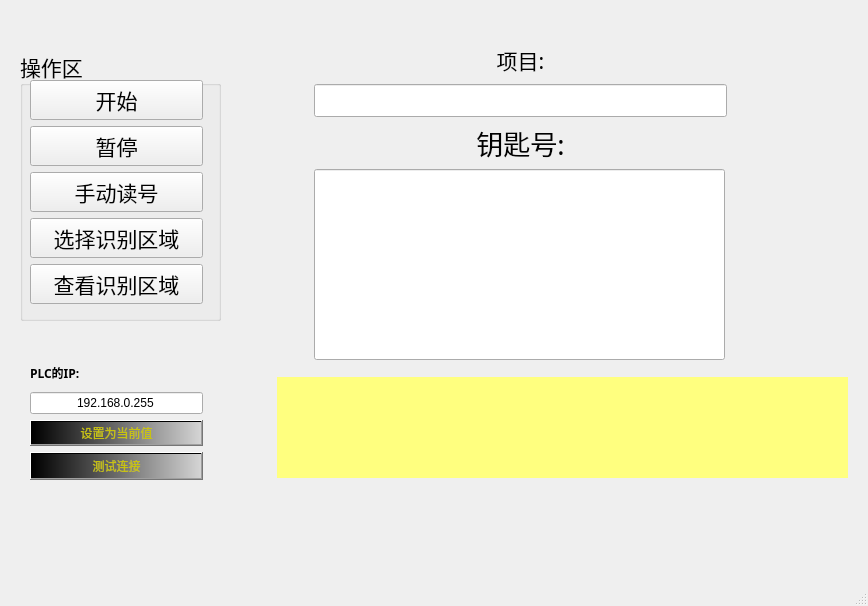
This is resource/UI/MainWindow.ui in weiyl-chenjie/barcode-print-280B as Qt 5 draws it before an edit. The edited form follows.
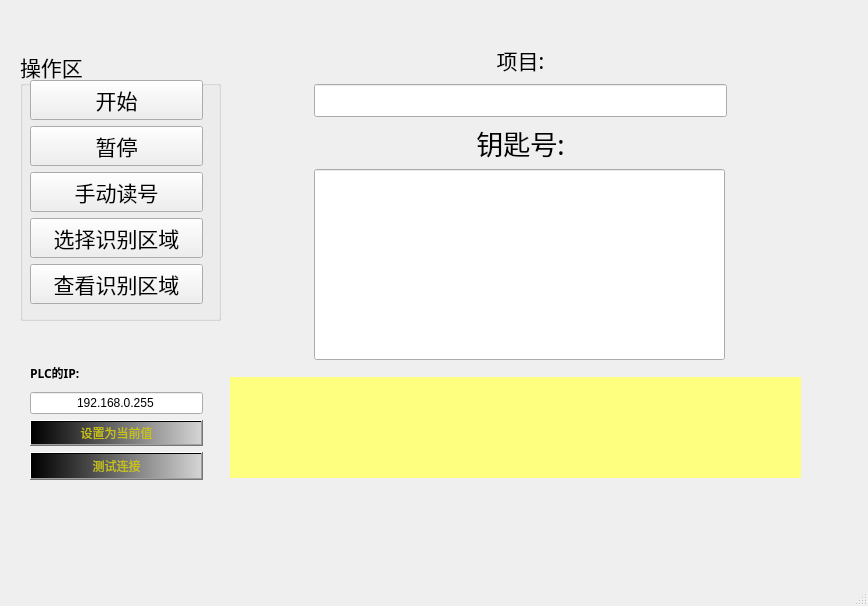
This is the edited form. Icons and pictures are not drawn.

Diff of the .ui file:
```diff
--- a/resource/UI/MainWindow.ui
+++ b/resource/UI/MainWindow.ui
@@ -17,7 +17,7 @@
    <widget class="QLabel" name="label_status">
     <property name="geometry">
      <rect>
-      <x>277</x>
+      <x>230</x>
       <y>377</y>
       <width>571</width>
       <height>101</height>
@@ -166,7 +166,7 @@
      </layout>
     </widget>
    </widget>
-   <widget class="QWidget" name="">
+   <widget class="QWidget" name="layoutWidget">
     <property name="geometry">
      <rect>
       <x>314</x>
@@ -266,7 +266,7 @@
      </item>
     </layout>
    </widget>
-   <widget class="QWidget" name="">
+   <widget class="QWidget" name="layoutWidget">
     <property name="geometry">
      <rect>
       <x>30</x>
```
Left out of the diff: 10 changed lines with no effect on the pictures.
